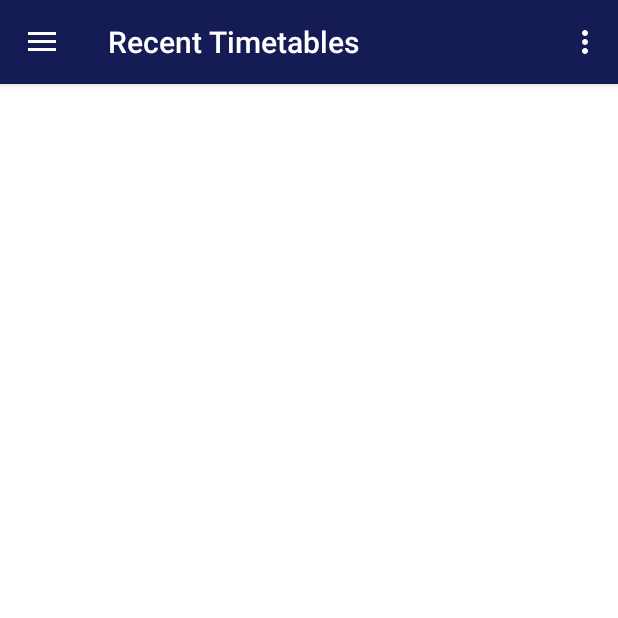
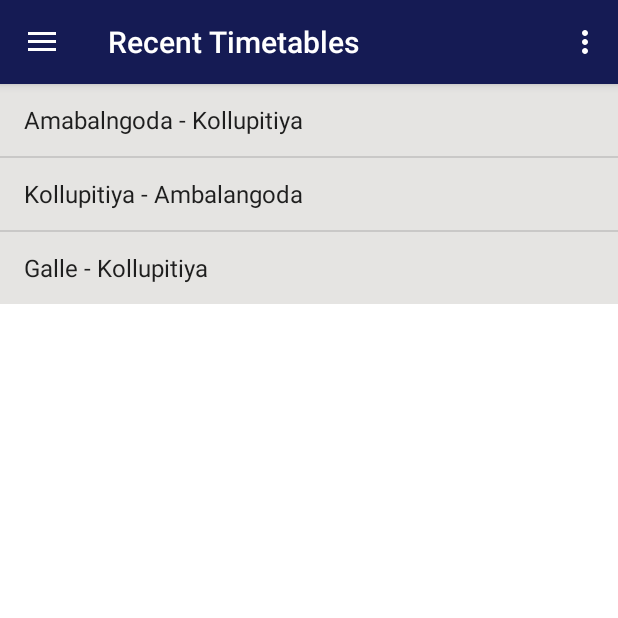
Before and after one commit to NipunEranda/Train, an Android app: the screen it shows after launch (MainActivity), after a tap on "RECENT SEARCHES", on a phone screen of 412 x 824 dp, the top half of it. Run offline under Robolectric (Android 15) with nearby library versions, the phone set to English and light mode, and no system bars.

Commit message:
RecentSearches

```diff
--- a/app/src/main/java/com/train/RecentSearches.java
+++ b/app/src/main/java/com/train/RecentSearches.java
@@ -9,11 +9,33 @@ import androidx.fragment.app.Fragment;
 import android.view.LayoutInflater;
 import android.view.View;
 import android.view.ViewGroup;
-public class RecentSearches extends Fragment {
+import android.widget.AdapterView;
+import android.widget.ArrayAdapter;
+import android.widget.BaseAdapter;
+import android.widget.ListView;
+import android.widget.TextView;
+import android.widget.Toast;
+
+import java.sql.Time;
+import java.util.ArrayList;
+import java.util.List;
+
+public class RecentSearches extends Fragment implements AdapterView.OnItemClickListener {
+
+    ListView recentSearches;
+
     @Nullable
     @Override
     public View onCreateView(@NonNull LayoutInflater inflater, @Nullable ViewGroup container, @Nullable Bundle savedInstanceState) {
         View view = inflater.inflate(R.layout.recent_searches, container, false);
+
+        recentSearches = (ListView)view.findViewById(R.id.recentSearches);
+
+        ArrayAdapter<String> startStationAdapter = new ArrayAdapter<String>(this.getActivity(),
+                android.R.layout.simple_list_item_1, getResources().getStringArray(R.array.recentSearch));
+        recentSearches.setAdapter(startStationAdapter);
+        recentSearches.setOnItemClickListener(this);
+
         return view;
     }
 
@@ -23,4 +45,11 @@ public class RecentSearches extends Fragment {
         ((MainActivity) getActivity())
                 .setActionBarTitle("Recent Timetables");
     }
+
+    @Override
+    public void onItemClick(AdapterView<?> adapterView, View view, int i, long l) {
+        TextView tv = (TextView)view;
+        Toast.makeText(getContext(), tv.getText(), Toast.LENGTH_SHORT).show();
+        getFragmentManager().beginTransaction().replace(R.id.fragment_container, new EditTimeTable()).addToBackStack(null).commit();
+    }
 }
--- a/app/src/main/res/layout/recent_searches.xml
+++ b/app/src/main/res/layout/recent_searches.xml
@@ -1,15 +1,42 @@
 <?xml version="1.0" encoding="utf-8"?>
-<ScrollView
-    xmlns:android="http://schemas.android.com/apk/res/android"
+<androidx.constraintlayout.widget.ConstraintLayout xmlns:android="http://schemas.android.com/apk/res/android"
     xmlns:app="http://schemas.android.com/apk/res-auto"
     xmlns:tools="http://schemas.android.com/tools"
-    android:id="@+id/relativeLayout"
+    android:id="@+id/scrollView2"
     android:layout_width="match_parent"
     android:layout_height="match_parent"
     android:background="@android:color/white">
-<FrameLayout xmlns:android="http://schemas.android.com/apk/res/android"
-    xmlns:tools="http://schemas.android.com/tools"
-    android:layout_width="match_parent"
-    android:layout_height="match_parent"
-    tools:context=".RecentSearches"></FrameLayout>
-</ScrollView>
+
+    <androidx.constraintlayout.widget.ConstraintLayout xmlns:android="http://schemas.android.com/apk/res/android"
+        xmlns:app="http://schemas.android.com/apk/res-auto"
+        xmlns:tools="http://schemas.android.com/tools"
+        android:id="@+id/relativeLayout"
+        android:layout_width="0dp"
+        android:layout_height="wrap_content"
+        android:background="@android:color/white"
+        app:layout_constraintBottom_toTopOf="@+id/recentSearches"
+        app:layout_constraintEnd_toEndOf="parent"
+        app:layout_constraintStart_toStartOf="parent"
+        app:layout_constraintTop_toTopOf="@+id/recentSearches"
+        tools:layout_conversion_absoluteHeight="0dp"
+        tools:layout_conversion_absoluteWidth="411dp"
+        tools:layout_conversion_wrapHeight="0"
+        tools:layout_conversion_wrapWidth="1080">
+
+        <ListView
+            android:id="@+id/recentSearches"
+            style="@style/Widget.AppCompat.ListView"
+            android:layout_width="wrap_content"
+            android:layout_height="wrap_content"
+            android:background="@color/lightgrey"
+            android:cacheColorHint="#00FFFFFF"
+            android:textAlignment="center"
+            app:layout_constraintEnd_toEndOf="parent"
+            app:layout_constraintStart_toStartOf="parent"
+            app:layout_constraintTop_toTopOf="parent"
+            tools:layout_conversion_absoluteHeight="0dp"
+            tools:layout_conversion_absoluteWidth="411dp"
+            tools:layout_editor_absoluteX="0dp"
+            tools:layout_editor_absoluteY="0dp" />
+    </androidx.constraintlayout.widget.ConstraintLayout>
+</androidx.constraintlayout.widget.ConstraintLayout>
--- a/app/src/main/res/values/strings.xml
+++ b/app/src/main/res/values/strings.xml
@@ -46,6 +46,12 @@
         <item>COLOMBO COMMUTER</item>
     </string-array>
 
+    <string-array name="recentSearch">
+        <item>Amabalngoda - Kollupitiya</item>
+        <item>Kollupitiya - Ambalangoda</item>
+        <item>Galle - Kollupitiya</item>
+    </string-array>
+
     <!-- TODO: Remove or change this placeholder text -->
     <string name="hello_blank_fragment">Hello blank fragment</string>
 
```
Also changed, not shown: app/src/main/java/com/train/SearchTimeTable.java (+5 -15 lines), app/src/main/java/com/train/TimeTable.java (+38 -0 lines), app/src/main/java/com/train/Utils.java (added, +28 -0 lines), app/src/main/res/drawable/appico.png.
